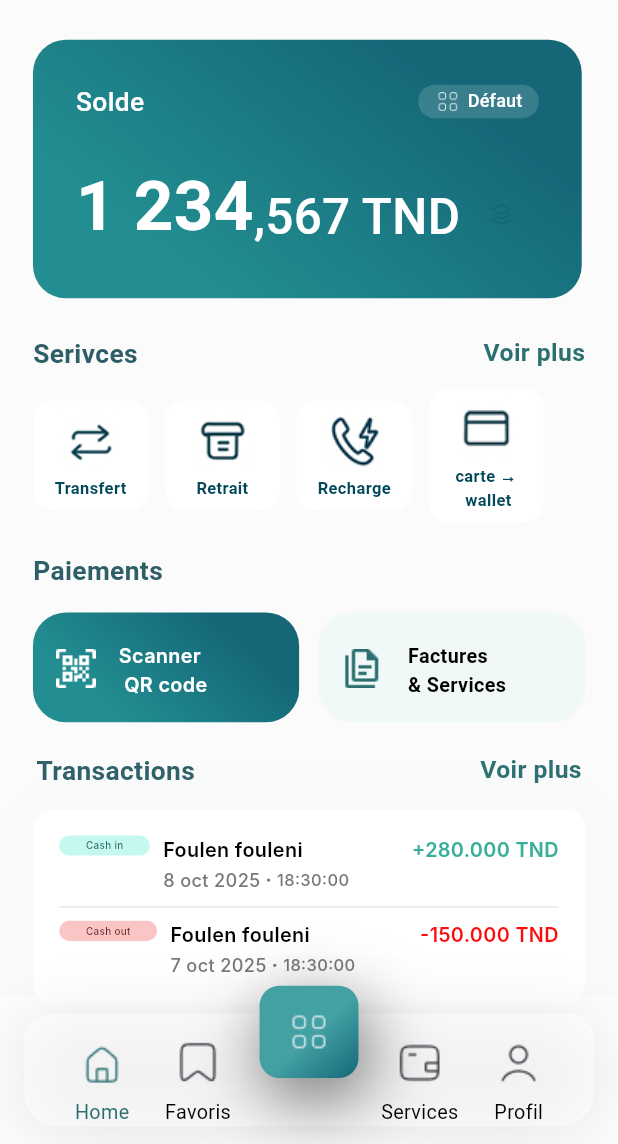
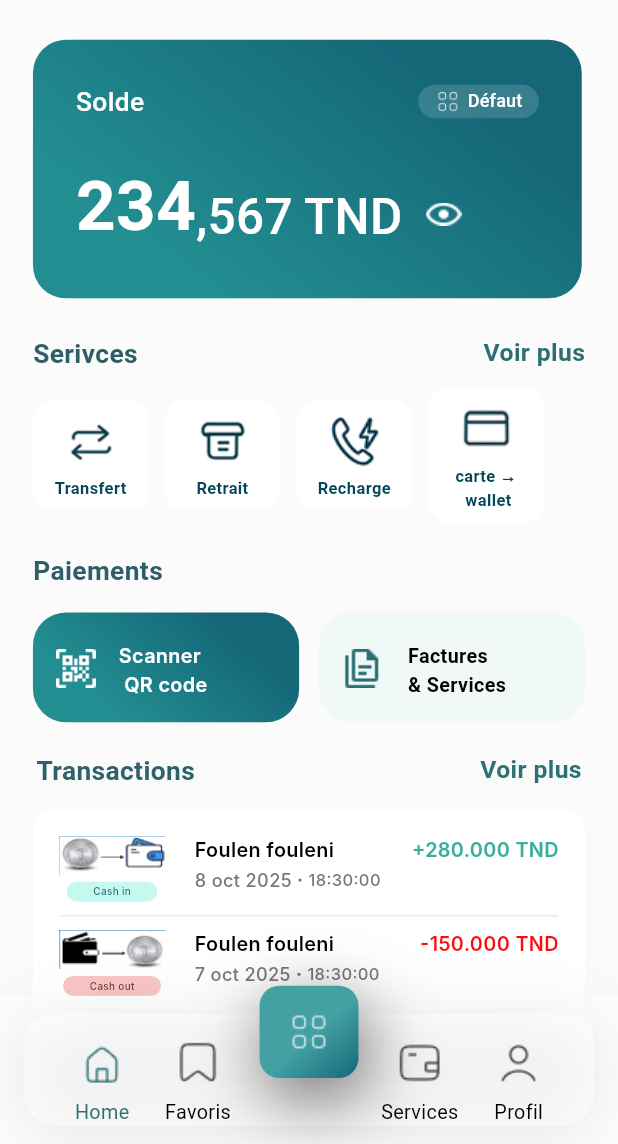
Before and after one commit to gbrzied/mimhome, a Flutter app: the screen it shows after launch, on a phone screen of 412 x 824 dp, the part 92-1236 px from its top. Run offline on Flutter 3.47's test engine with Material 3 defaults, Android fonts, the phone set to English and light mode, and no system bars; our stand-ins replace cached_network_image, flutter_svg; Roboto replaces fonts that are missing (DM Sans, Inter, Manrope).

Commit message:
feat(ui): add eye icon and enhance transaction item layout
- Add new imgEye.png image asset and update image constants
- Modify account dashboard to display eye icon instead of vector
- Refactor transaction item widget to include icon display above type label
- Adjust spacing and layout for improved visual hierarchy
- Update balance display text for consistency

BREAKING CHANGE: TransactionItemWidget structure changed, may affect custom implementations

```diff
--- a/lib/core/app_export.dart
+++ b/lib/core/app_export.dart
@@ -5,3 +5,4 @@ export '../theme/theme_helper.dart';
 export '../theme/text_style_helper.dart';
 export 'utils/image_constant.dart';
 export 'utils/size_utils.dart';
+export '../widgets/custom_image_view.dart';
--- a/lib/core/utils/image_constant.dart
+++ b/lib/core/utils/image_constant.dart
@@ -26,7 +26,7 @@ class ImageConstant {
   static String imgIconNotification = '${_basePath}img_icon_notification.png';
   static String imgIconsGrid = '${_basePath}img_icons_grid.png';
   static String imgLogo = '${_basePath}img_logo.svg';
-  static String imgVector = '${_basePath}img_vector.svg';
+  static String imgEye = '${_basePath}imgEye.png';
   static String imgVectorWhiteA700 = '${_basePath}img_vector_white_a700.svg';
   static String imgWalletoutline = '${_basePath}img_walletoutline.png';
 
--- a/lib/presentation/account_dashboard_screen/account_dashboard_screen.dart
+++ b/lib/presentation/account_dashboard_screen/account_dashboard_screen.dart
@@ -141,7 +141,7 @@ class _AccountDashboardScreenState extends State<AccountDashboardScreen> {
             crossAxisAlignment: CrossAxisAlignment.end,
             children: [
               Text(
-                '1 234',
+                '234',
                 style: TextStyleHelper.instance.display42SemiBoldDMSans,
               ),
               Padding(
@@ -154,7 +154,7 @@ class _AccountDashboardScreenState extends State<AccountDashboardScreen> {
               Padding(
                 padding: EdgeInsets.only(left: 14.h, bottom: 18.h),
                 child: CustomImageView(
-                  imagePath: ImageConstant.imgVector,
+                  imagePath: ImageConstant.imgEye,
                   height: 14.h,
                   width: 22.h,
                 ),
--- a/lib/presentation/account_dashboard_screen/widgets/transaction_item_widget.dart
+++ b/lib/presentation/account_dashboard_screen/widgets/transaction_item_widget.dart
@@ -20,6 +20,15 @@ class TransactionItemWidget extends StatelessWidget {
       child: Row(
         crossAxisAlignment: CrossAxisAlignment.start,
         children: [
+          Column(
+            mainAxisSize: MainAxisSize.min,
+            children: [
+              CustomImageView(
+                imagePath: transactionItem.icon ?? '',
+                height: 24.h,
+                width: 64.h,
+              ),
+              SizedBox(height: 4.h),
               Container(
                 padding: EdgeInsets.symmetric(horizontal: 16.h, vertical: 2.h),
                 decoration: BoxDecoration(
@@ -36,7 +45,9 @@ class TransactionItemWidget extends StatelessWidget {
                           : appTheme.pink_900),
                 ),
               ),
-          SizedBox(width: 8.h),
+            ],
+          ),
+          SizedBox(width: 18.h),
           Expanded(
             child: Column(
               crossAxisAlignment: CrossAxisAlignment.start,
```
Also changed, not shown: assets/images/imgEye.png (added), assets/images/img_capture_d_cran.png, assets/images/img_image_cash_in.png, assets/images/png/img_capture_d_cran.png (renamed from assets/images/png/RA.png), assets/images/png/img_image_cash_in.png (renamed from assets/images/png/CI.png). Lines whose indentation alone changed are shown as unchanged.
